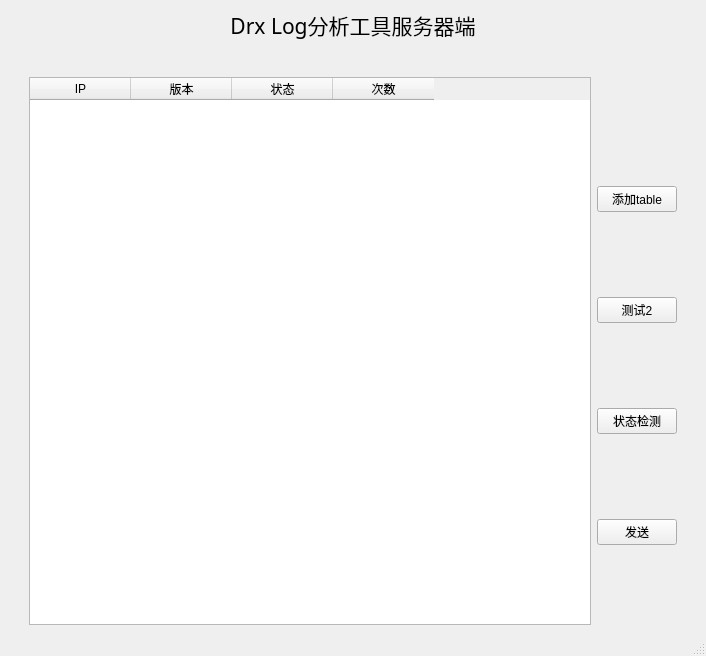
GitUser004/hello-world, file DrxServer/DrxServer.ui: the form before one commit.
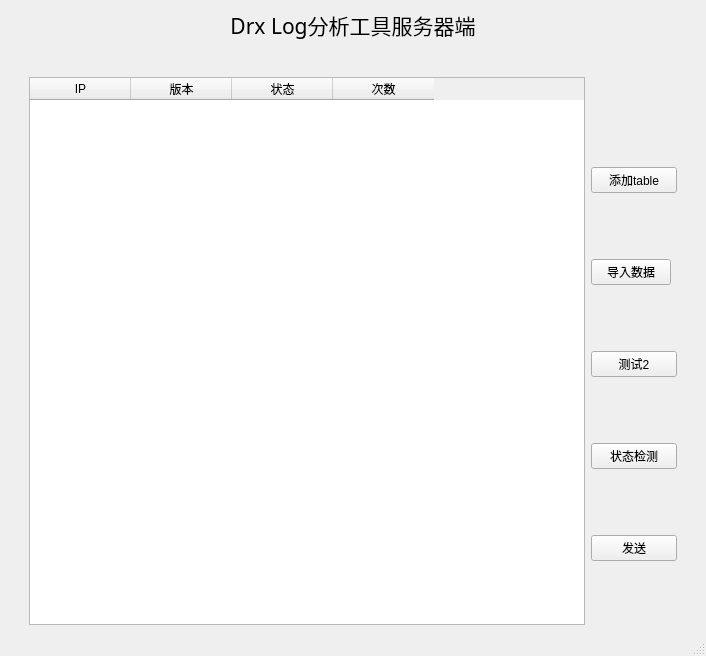
The form after the commit.

Diff of the .ui file:
```diff
--- a/DrxServer/DrxServer.ui
+++ b/DrxServer/DrxServer.ui
@@ -152,20 +152,27 @@
             <property name="rightMargin">
              <number>0</number>
             </property>
-            <item row="2" column="1" colspan="2">
+            <item row="3" column="1" colspan="2">
              <widget class="QPushButton" name="pushButton_checkState">
               <property name="text">
                <string>状态检测</string>
               </property>
              </widget>
             </item>
-            <item row="1" column="1" colspan="2">
+            <item row="2" column="1" colspan="2">
              <widget class="QPushButton" name="pushButton_test">
               <property name="text">
                <string>测试2</string>
               </property>
              </widget>
             </item>
+            <item row="4" column="1" colspan="2">
+             <widget class="QPushButton" name="pushButton_send">
+              <property name="text">
+               <string>发送</string>
+              </property>
+             </widget>
+            </item>
             <item row="0" column="1" colspan="2">
              <widget class="QPushButton" name="pushButton_addItem">
               <property name="text">
@@ -173,10 +180,10 @@
               </property>
              </widget>
             </item>
-            <item row="3" column="1" colspan="2">
-             <widget class="QPushButton" name="pushButton_send">
+            <item row="1" column="1">
+             <widget class="QPushButton" name="pushButton_importData">
               <property name="text">
-               <string>发送</string>
+               <string>导入数据</string>
               </property>
              </widget>
             </item>
```
Left out of the diff: 2 changed lines with no effect on the pictures.
